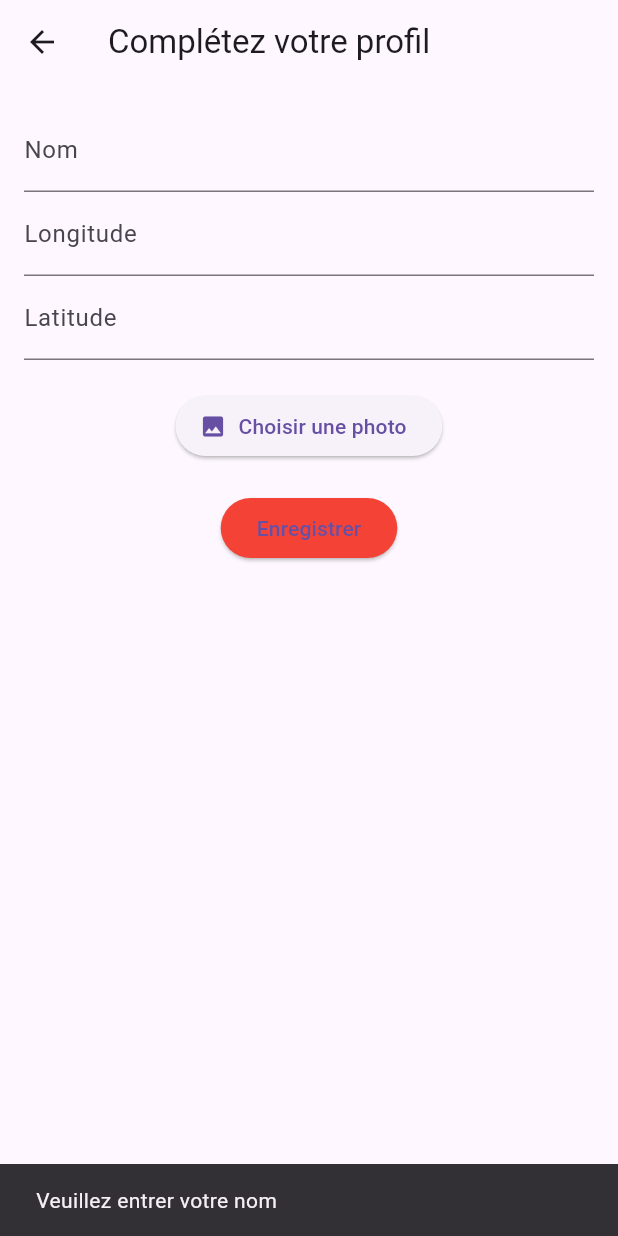
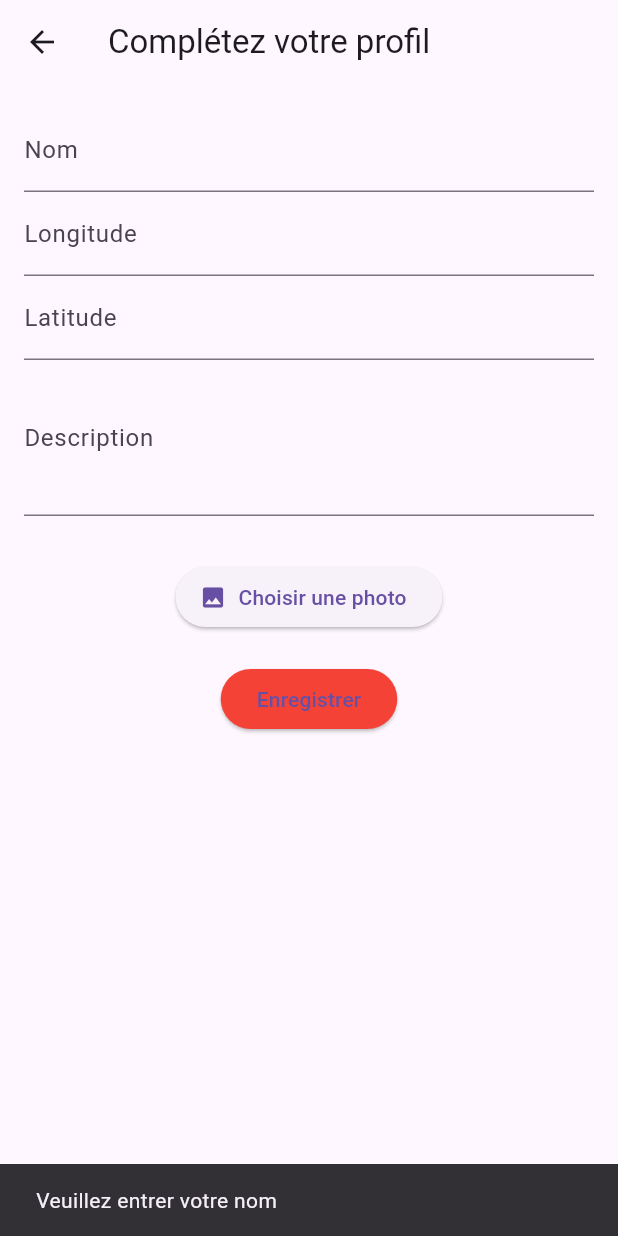
Before and after one commit to kruzeyy/max_ton_pote_2, a Flutter app: the CompleteProfileScreen screen opened directly with empty values, after a tap on "Enregistrer", on a phone screen of 412 x 824 dp. Run offline on Flutter 3.47's test engine with Material 3 defaults, Android fonts, the phone set to English and light mode, and no system bars; our stand-ins replace curved_navigation_bar, flutter_dotenv, geolocator, google_sign_in, image_picker, shared_preferences and 1 more; missing offline and left inert: mapbox_maps_flutter, random_name_generator; accounts and stored records are empty.

Commit message:
la description du user est bien recuperer

```diff
--- a/lib/pages/complete_profile_screen.dart
+++ b/lib/pages/complete_profile_screen.dart
@@ -17,6 +17,8 @@ class _CompleteProfileScreenState extends State<CompleteProfileScreen> {
   final TextEditingController _nameController = TextEditingController();
   final TextEditingController _longitudeController = TextEditingController();
   final TextEditingController _latitudeController = TextEditingController();
+  final TextEditingController _descriptionController = TextEditingController(); // 🔹 Ajout du champ description
+
   String avatarUrl = '';
   File? avatarFile;
   final SupabaseService supabaseService = SupabaseService();
@@ -26,10 +28,18 @@ class _CompleteProfileScreenState extends State<CompleteProfileScreen> {
     final name = _nameController.text.trim();
     final longitude = double.tryParse(_longitudeController.text) ?? 0.0;
     final latitude = double.tryParse(_latitudeController.text) ?? 0.0;
+    final description = _descriptionController.text.trim();
 
     if (name.isEmpty) {
       ScaffoldMessenger.of(context).showSnackBar(
         SnackBar(content: Text("Veuillez entrer votre nom")),
+      );
+      return;
+    }
+
+    if (description.isEmpty) {
+      ScaffoldMessenger.of(context).showSnackBar(
+        SnackBar(content: Text("Veuillez entrer une description")),
       );
       return;
     }
@@ -49,7 +59,8 @@ class _CompleteProfileScreenState extends State<CompleteProfileScreen> {
       email: widget.email,
       longitude: longitude,
       latitude: latitude,
-      avatarUrl: avatarUrl,
+      avatarFilePath: avatarFile?.path,
+      description: description, // 🔹 Ajout de la description
     );
 
     // Retourner à l'écran précédent après l'enregistrement
@@ -72,6 +83,7 @@ class _CompleteProfileScreenState extends State<CompleteProfileScreen> {
       appBar: AppBar(title: Text("Complétez votre profil")),
       body: Padding(
         padding: const EdgeInsets.all(16.0),
+        child: SingleChildScrollView( // 🔹 Ajout du scroll pour éviter les problèmes d'affichage
           child: Column(
             children: [
               TextField(
@@ -88,13 +100,30 @@ class _CompleteProfileScreenState extends State<CompleteProfileScreen> {
                 decoration: InputDecoration(labelText: "Latitude"),
                 keyboardType: TextInputType.number,
               ),
+              TextField(
+                controller: _descriptionController,
+                decoration: InputDecoration(labelText: "Description"),
+                maxLines: 3, // 🔹 Permet une saisie plus confortable
+              ),
               const SizedBox(height: 20),
+
+              // 🔹 Affichage de l'avatar sélectionné
+              if (avatarFile != null)
+                CircleAvatar(
+                  radius: 50,
+                  backgroundImage: FileImage(avatarFile!),
+                ),
+
+              const SizedBox(height: 10),
+
               ElevatedButton.icon(
                 onPressed: _pickImage,
                 icon: Icon(Icons.image),
                 label: Text("Choisir une photo"),
               ),
+
               const SizedBox(height: 20),
+
               ElevatedButton(
                 onPressed: _saveProfile,
                 style: ElevatedButton.styleFrom(backgroundColor: Colors.red),
@@ -103,6 +132,7 @@ class _CompleteProfileScreenState extends State<CompleteProfileScreen> {
             ],
           ),
         ),
+      ),
     );
   }
 }
```
Also changed, not shown: lib/services/supabase_service.dart (+65 -16 lines). Lines whose indentation alone changed are shown as unchanged.
